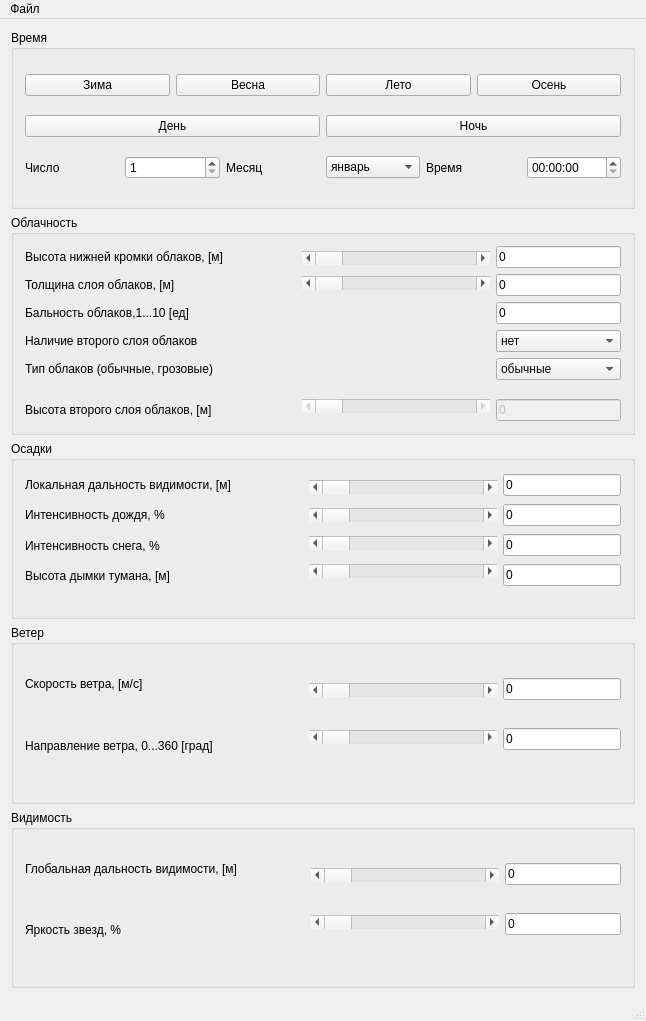
This is untitled/mainwindow.ui in katherinr/desktop_wrapper as Qt 5 draws it before an edit. The edited form follows.
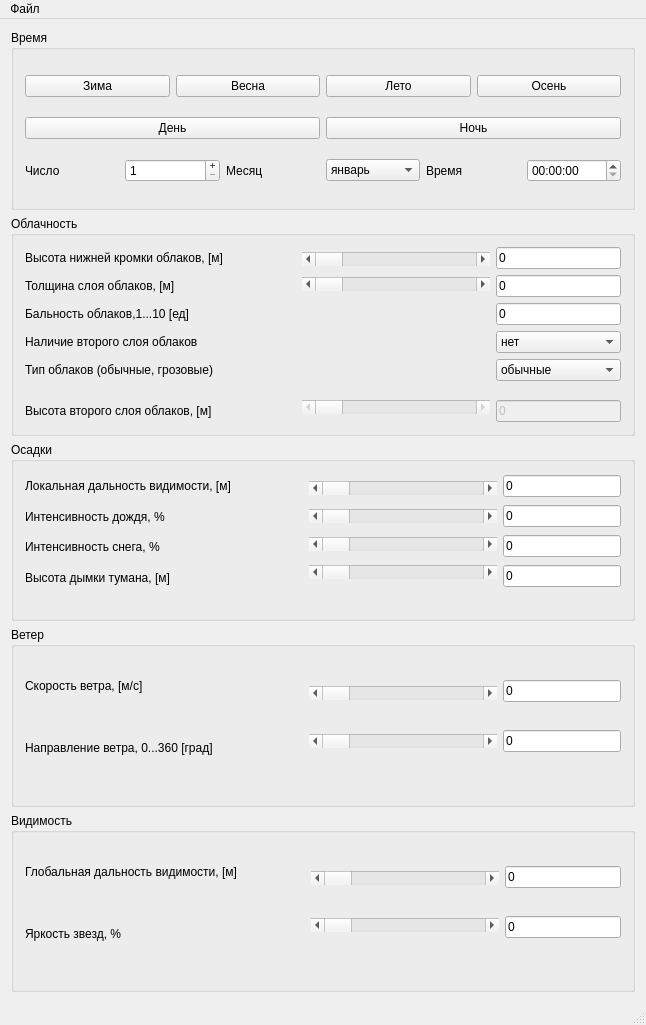
This is the edited form.

Commit message: final dialog fixes - still some bugs with date and month if never touched

Patch:
```diff
--- a/untitled/mainwindow.ui
+++ b/untitled/mainwindow.ui
@@ -10,7 +10,7 @@
     <x>0</x>
     <y>0</y>
     <width>646</width>
-    <height>1021</height>
+    <height>1025</height>
    </rect>
   </property>
   <property name="contextMenuPolicy">
@@ -142,6 +142,9 @@
            <property name="cursor">
             <cursorShape>UpArrowCursor</cursorShape>
            </property>
+           <property name="buttonSymbols">
+            <enum>QAbstractSpinBox::PlusMinus</enum>
+           </property>
            <property name="minimum">
             <number>1</number>
            </property>
```
Left out of the diff: 12 changed lines with no effect on the pictures. The commit also changes 4 other files.
